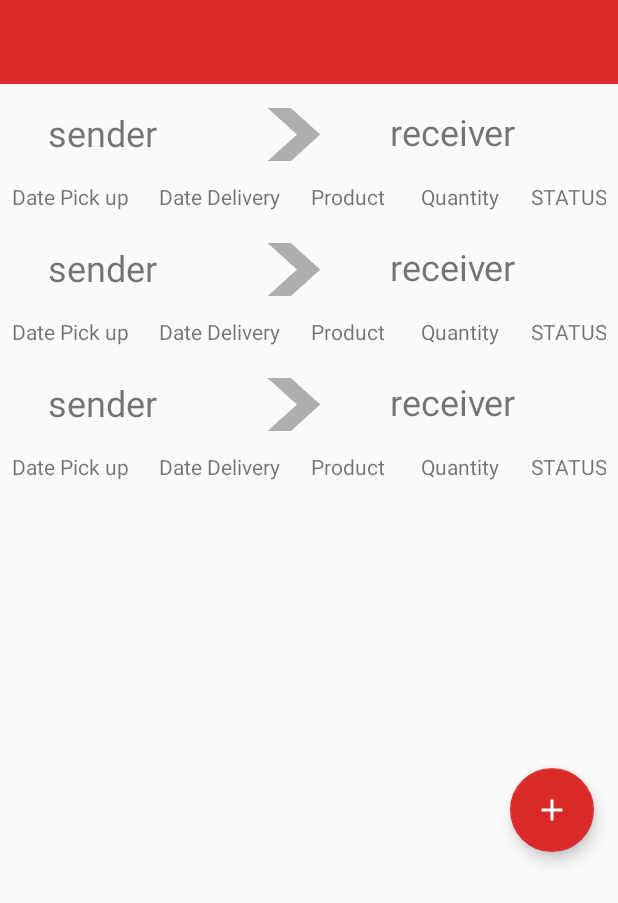
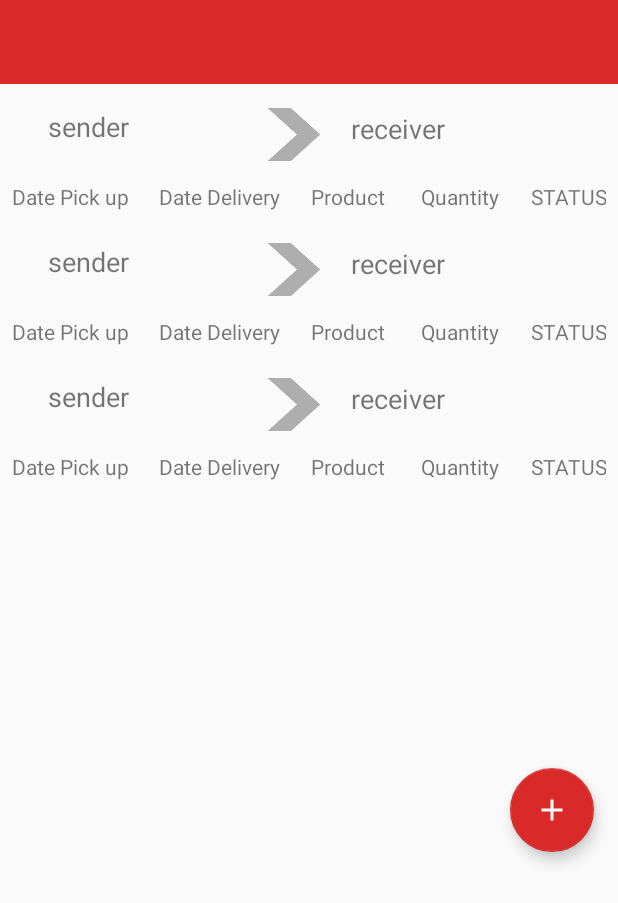
Before and after one commit to Kalja97/KargoBike, an Android app: the layout activity_orders.xml on its own in the app's theme, with its tools: preview values and no code run, on a phone screen of 412 x 824 dp. Shown: the top 903 px of the screen. Run offline under Robolectric (Android 15) with nearby library versions, the phone set to English and light mode, and no system bars.

Commit message:
some layout on order list

```diff
--- a/app/src/main/res/layout/recyclerviewitem_order.xml
+++ b/app/src/main/res/layout/recyclerviewitem_order.xml
@@ -23,16 +23,17 @@
 
             <TextView
                 android:id="@+id/receiver"
-                android:layout_width="142dp"
-                android:layout_height="31dp"
+                android:layout_width="178dp"
+                android:layout_height="34dp"
                 android:text="receiver"
                 android:textAlignment="viewStart"
-                android:textSize="24sp"
+                android:textSize="18sp"
                 app:layout_constraintBottom_toBottomOf="parent"
                 app:layout_constraintEnd_toEndOf="parent"
-                app:layout_constraintHorizontal_bias="0.741"
+                app:layout_constraintHorizontal_bias="0.769"
                 app:layout_constraintStart_toEndOf="@+id/arrow"
-                app:layout_constraintTop_toTopOf="parent" />
+                app:layout_constraintTop_toTopOf="parent"
+                app:layout_constraintVertical_bias="0.818" />
 
             <TextView
                 android:id="@+id/sender"
@@ -42,7 +43,7 @@
                 android:layout_marginTop="8dp"
                 android:text="sender"
                 android:textAlignment="viewStart"
-                android:textSize="24sp"
+                android:textSize="18sp"
                 app:layout_constraintStart_toStartOf="parent"
                 app:layout_constraintTop_toTopOf="parent" />
 
```
